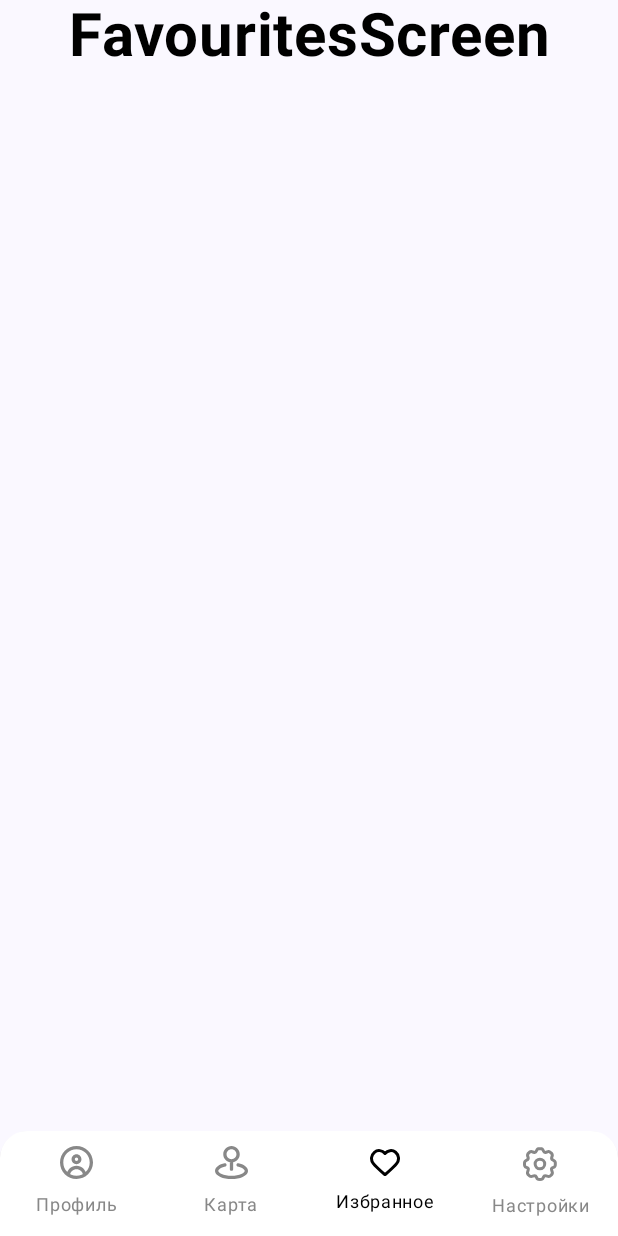
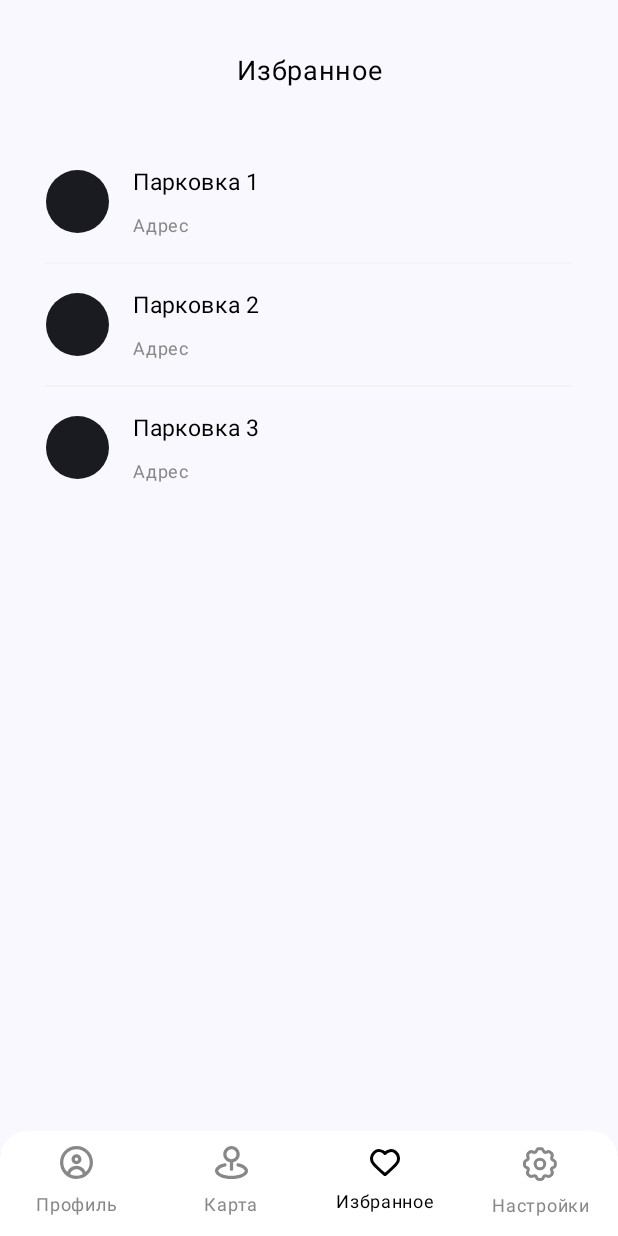
Before and after one commit to Kaz1deX/SmartParking, an Android app built with Jetpack Compose: the SettingsScreen screen opened through its navigation route, item 3 of the bottom bar chosen, on a phone screen of 412 x 824 dp. Run offline under Robolectric (Android 15) with nearby library versions, the phone set to English and light mode, and no system bars.

Commit message:
Added UI Favourites screen

```diff
--- a/app/src/main/java/com/example/smartparking/ui/screen/favourites/FavouritesScreen.kt
+++ b/app/src/main/java/com/example/smartparking/ui/screen/favourites/FavouritesScreen.kt
@@ -1,17 +1,37 @@
 package com.example.smartparking.ui.screen.favourites
 
 import android.content.Context
+import androidx.compose.foundation.clickable
+import androidx.compose.foundation.layout.Arrangement
+import androidx.compose.foundation.layout.Box
 import androidx.compose.foundation.layout.Column
+import androidx.compose.foundation.layout.Row
+import androidx.compose.foundation.layout.Spacer
 import androidx.compose.foundation.layout.fillMaxSize
+import androidx.compose.foundation.layout.fillMaxWidth
+import androidx.compose.foundation.layout.height
+import androidx.compose.foundation.layout.padding
+import androidx.compose.foundation.layout.size
+import androidx.compose.foundation.shape.RoundedCornerShape
+import androidx.compose.material3.Divider
+import androidx.compose.material3.Icon
 import androidx.compose.material3.Text
 import androidx.compose.runtime.Composable
 import androidx.compose.ui.Alignment
 import androidx.compose.ui.Modifier
+import androidx.compose.ui.draw.clip
 import androidx.compose.ui.graphics.Color
+import androidx.compose.ui.res.painterResource
+import androidx.compose.ui.res.stringArrayResource
+import androidx.compose.ui.res.stringResource
 import androidx.compose.ui.text.font.FontWeight
 import androidx.compose.ui.text.style.TextAlign
+import androidx.compose.ui.unit.dp
 import androidx.compose.ui.unit.sp
 import androidx.navigation.NavHostController
+import com.example.smartparking.R
+import com.example.smartparking.ui.screen.settings.SettingsItem
+import com.example.smartparking.ui.theme.DividerGrey
 
 @Composable
 fun FavouritesScreen(navController: NavHostController, context: Context) {
@@ -20,11 +40,76 @@ fun FavouritesScreen(navController: NavHostController, context: Context) {
         horizontalAlignment = Alignment.CenterHorizontally
     ) {
         Text(
-            text = "FavouritesScreen",
-            fontWeight = FontWeight.Bold,
+            modifier = Modifier.
+            padding(top = 35.dp),
+            text = stringResource(id = R.string.favouritesScreen),
             color = Color.Black,
-            fontSize = 40.sp,
+            fontSize = 18.sp,
             textAlign = TextAlign.Center
         )
+        Spacer(modifier = Modifier
+            .padding(top = 50.dp)
+        )
+
+        val settingsName = listOf("Парковка 1", "Парковка 2", "Парковка 3")
+
+        for(i in settingsName.indices) {
+            FavouriteItem(settingsName[i])
+            if(i != (settingsName.size - 1)) {
+                Divider(modifier = Modifier
+                    .padding(start = 30.dp, end = 30.dp, top = 15.dp, bottom = 15.dp),
+                    thickness = 1.dp,
+                    color = DividerGrey
+                )
+            }
+        }
     }
 }
+
+@Composable
+fun FavouriteItem(name: String) {
+    Box(
+        modifier = Modifier
+            .fillMaxWidth()
+            .padding(start = 15.dp, end = 15.dp)
+            .clip(RoundedCornerShape(10.dp))
+            .height(50.dp)
+            .clickable {
+
+            }
+    ) {
+        Row(
+            horizontalArrangement = Arrangement.Start,
+            verticalAlignment = Alignment.CenterVertically,
+            modifier = Modifier
+                .fillMaxSize()
+                .padding(start = 15.dp, end = 15.dp)
+        ) {
+            Icon(
+                painter = painterResource(id = R.drawable.ic_launcher_background),
+                contentDescription = "",
+                modifier = Modifier
+                    .clip(RoundedCornerShape(50.dp))
+                    .size(42.dp)
+            )
+            Column {
+                Text(
+                    text = name,
+                    color = Color.Black,
+                    fontSize = 15.sp,
+                    textAlign = TextAlign.Center,
+                    modifier = Modifier
+                        .padding(start = 15.dp)
+                )
+                Text(
+                    text = "Адрес",
+                    color = Color.Gray,
+                    fontSize = 12.sp,
+                    textAlign = TextAlign.Center,
+                    modifier = Modifier
+                        .padding(start = 15.dp, top = 5.dp)
+                )
+            }
+        }
+    }
+}
--- a/app/src/main/java/com/example/smartparking/ui/screen/settings/SettingsScreen.kt
+++ b/app/src/main/java/com/example/smartparking/ui/screen/settings/SettingsScreen.kt
@@ -48,7 +48,7 @@ fun SettingsScreen(navController: NavHostController, context: Context) {
         Text(
             modifier = Modifier.
                 padding(top = 35.dp),
-            text = "Настройки",
+            text = stringResource(id = R.string.settingsScreen),
             color = Color.Black,
             fontSize = 18.sp,
             textAlign = TextAlign.Center
--- a/app/src/main/res/values/strings.xml
+++ b/app/src/main/res/values/strings.xml
@@ -1,3 +1,7 @@
 <resources>
     <string name="app_name">SmartParking</string>
+    <string name="settingsScreen">Настройки</string>
+    <string name="favouritesScreen">Избранное</string>
+    <string name="mapScreen">Карта</string>
+    <string name="profileScreen">Профиль</string>
 </resources>
```
